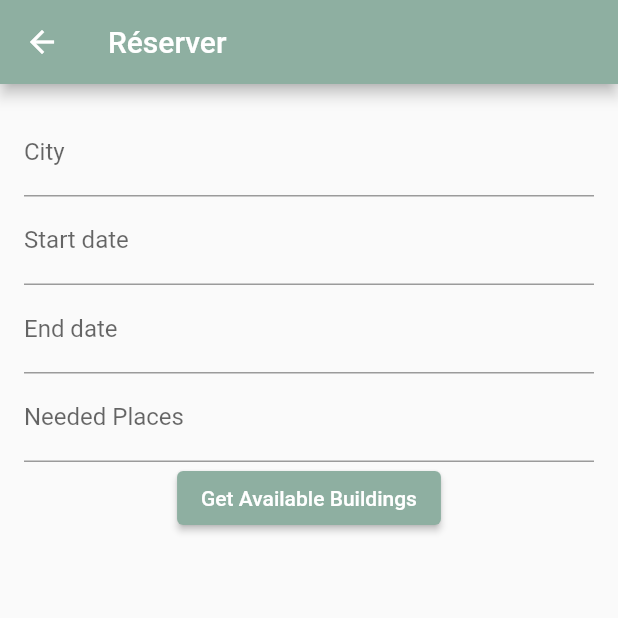
After one commit to ZarakiRage0/Collab_Cube, a Flutter app: the screen it shows after launch, after a tap on "Réserver", on a phone screen of 412 x 824 dp, the top half of it. The commit adds this screen. Run offline on Flutter 3.47's test engine with Material 2 defaults, Android fonts, the phone set to English and light mode, and no system bars; drawn by our look-alikes of datetime_picker_formfield; our stand-ins replace auto_size_text, flutter_map, font_awesome_flutter, google_fonts, latlong2, page_transition and 2 more; missing offline and left inert: flutter_map_marker_popup, json_path.

Commit message:
added reservation form and display list

```diff
--- /dev/null
+++ b/lib/formPage.dart
@@ -0,0 +1,134 @@
+
+import 'package:datetime_picker_formfield/datetime_picker_formfield.dart';
+import 'package:intl/intl.dart';
+
+import 'MapPageWidget.dart';
+import 'building.dart';
+import 'package:flutter/material.dart';
+
+class AvailableBuildingsPage extends StatefulWidget {
+  @override
+  _AvailableBuildingsPageState createState() => _AvailableBuildingsPageState();
+}
+
+class _AvailableBuildingsPageState extends State<AvailableBuildingsPage> {
+  final _formKey = GlobalKey<FormState>();
+  final _cityController = TextEditingController();
+  final _dateStartController = TextEditingController();
+  final _dateEndController = TextEditingController();
+  final _needPlaceController = TextEditingController();
+
+  @override
+  Widget build(BuildContext context) {
+    return Scaffold(
+      appBar: AppBar(
+        title: Text("Réserver"),
+        backgroundColor: Color(0xFF8EAFA1),
+      ),
+      body: Form(
+        key: _formKey,
+        child: Padding(
+          padding: const EdgeInsets.all(16.0),
+          child: Column(
+            children: [
+              Container(
+                child: TextFormField(
+                  controller: _cityController,
+                  decoration: InputDecoration(labelText: "City"),
+                  validator: (value) {
+                    if (value != null && value!.isEmpty) {
+                      return "Please enter a city";
+                    }
+                    return null;
+                  },
+                ),
+              ),
+              Container(
+
+                child: DateTimeField(
+                  controller: _dateStartController,
+                  decoration: InputDecoration(labelText: "Start date"),
+                  format: DateFormat("yyyy-MM-dd'T'HH:mm:ss.SSS'Z'"),
+                  validator: (value) {
+                    if (value == null) {
+                      return "Please enter a start date";
+                    }
+                    return null;
+                  },
+                  onShowPicker: (BuildContext context, DateTime? currentValue) {
+                    return showDatePicker(
+                        context: context,
+                        firstDate: DateTime(1900),
+                        initialDate: currentValue ?? DateTime.now(),
+                        lastDate: DateTime(2100));
+                  },
+                ),
+              ),
+              Container(
+                child: DateTimeField(
+                  controller: _dateEndController,
+                  decoration: InputDecoration(labelText: "End date"),
+                  format: DateFormat("yyyy-MM-dd'T'HH:mm:ss.SSS'Z'"),
+                  validator: (value) {
+                    if (value == null) {
+                      return "Please enter an end date";
+                    }
+                    return null;
+                  },
+                  onShowPicker: (BuildContext context, DateTime? currentValue) {
+                    return showDatePicker(
+                        context: context,
+                        firstDate: DateTime(1900),
+                        initialDate: currentValue ?? DateTime.now(),
+                        lastDate: DateTime(2100));
+                  },
+                ),
+              ),
+              Container(
+                child: TextFormField(
+                  controller: _needPlaceController,
+                  decoration: InputDecoration(labelText: "Needed Places"),
+                  validator: (value) {
+                    if (value != null && value!.isEmpty) {
+                      return "Please enter the needed places";
+                    }
+                    return null;
+                  },
+                ),
+              ),
+              Container(
+
+                child: ElevatedButton(
+                  style: ButtonStyle(
+                    backgroundColor:
+                        MaterialStateProperty.all<Color>(Color(0xFF8EAFA1)),
+                  ),
+                  onPressed: () async {
+                    if (_formKey.currentState!.validate()) {
+                      Map<String, dynamic> jsonData = {
+                        "city": _cityController.text,
+                        "dateStart": _dateStartController.text,
+                        "dateEnd": _dateEndController.text,
+                        "needPlace": int.parse(_needPlaceController.text)
+                      };
+                      var buildings = await putJSON(jsonData);
+                      var markers = prepareBuildingMarkers(buildings!);
+
+                      Navigator.push(
+                          context,
+                          MaterialPageRoute(
+                            builder: (context) => MapPageWidget(
+                                markers: markers, buildings: buildings),
+                          ));
+                    }
+                  },
+                  child: Text("Get Available Buildings"),
+                ),
+              ),
+            ],
+          ),
+        ),
+      ),
+    );
+  }
+}
--- a/lib/home.dart
+++ b/lib/home.dart
@@ -1,3 +1,7 @@
+import 'package:collab_cube/formPage.dart';
+import 'package:collab_cube/reservation.dart';
+import 'package:collab_cube/reservationsPage.dart';
+
 import 'building.dart';
 import 'flutter_flow/src/flutter_flow/flutter_flow_icon_button.dart';
 import 'flutter_flow/src/flutter_flow/flutter_flow_theme.dart';
@@ -29,7 +33,6 @@ class _HomeWidgetState extends State<HomeWidget> {
     return Scaffold(
       key: scaffoldKey,
       backgroundColor: Color(0xFFD7DCDF),
-
       body: SafeArea(
         child: GestureDetector(
           onTap: () => FocusScope.of(context).requestFocus(_unfocusNode),
@@ -60,24 +63,23 @@ class _HomeWidgetState extends State<HomeWidget> {
                   Text(
                     'Plan Cube\nColaboratif',
                     style: FlutterFlowTheme.of(context).title1.override(
-                      fontFamily: 'Poppins',
-                      color: Color(0xFF41535B),
-                    ),
+                          fontFamily: 'Poppins',
+                          color: Color(0xFF41535B),
+                        ),
                   ),
                 ],
               ),
               Align(
                 alignment: AlignmentDirectional(0, 0.75),
                 child: FFButtonWidget(
-                  onPressed: () {
+                  onPressed: () async {
                     print('Button pressed ...');
-                    getBuildings();
+
                     Navigator.push(
                         context,
                         MaterialPageRoute(
-                          builder: (context) => MapPageWidget(),
+                          builder: (context) => AvailableBuildingsPage(),
                         ));
-
                   },
                   text: 'Réserver',
                   options: FFButtonOptions(
@@ -85,9 +87,40 @@ class _HomeWidgetState extends State<HomeWidget> {
                     height: 40,
                     color: Color(0xFF8EAFA1),
                     textStyle: FlutterFlowTheme.of(context).subtitle2.override(
-                      fontFamily: 'Poppins',
-                      color: Color(0xFFEEF0EF),
+                          fontFamily: 'Poppins',
+                          color: Color(0xFFEEF0EF),
+                        ),
+                    borderSide: BorderSide(
+                      color: Colors.transparent,
+                      width: 1,
                     ),
+                    borderRadius: 8.0,
+                  ),
+                ),
+              ),
+              Align(
+                alignment: AlignmentDirectional(0, 0.95),
+                child: FFButtonWidget(
+                  onPressed: () async {
+                    print('Button pressed ...');
+
+                    var reservations = await getReservations();
+                    Navigator.push(
+                        context,
+                        MaterialPageRoute(
+                          builder: (context) =>
+                              ReservationListPage(reservations: reservations!),
+                        ));
+                  },
+                  text: 'Voir les réservations',
+                  options: FFButtonOptions(
+                    width: 175,
+                    height: 40,
+                    color: Color(0xFF8EAFA1),
+                    textStyle: FlutterFlowTheme.of(context).subtitle2.override(
+                          fontFamily: 'Poppins',
+                          color: Color(0xFFEEF0EF),
+                        ),
                     borderSide: BorderSide(
                       color: Colors.transparent,
                       width: 1,
--- a/pubspec.yaml
+++ b/pubspec.yaml
@@ -31,6 +31,10 @@ environment:
 dependencies:
   flutter:
     sdk: flutter
+  datetime_picker_formfield: ^2.0.1
+  flutter_form_builder: ^7.7.0
+  custom_info_window: ^1.0.1
+  flutter_map_marker_popup: ^4.0.0
   latlong2: ^0.8.0
   flutter_map: any
   flutter_map_marker_cluster: any
```
Also changed, not shown: lib/MapPageWidget.dart (+60 -24 lines), lib/building.dart (+26 -11 lines), lib/reservation.dart (added, +83 -0 lines), lib/reservationsPage.dart (added, +40 -0 lines), pubspec.lock.
